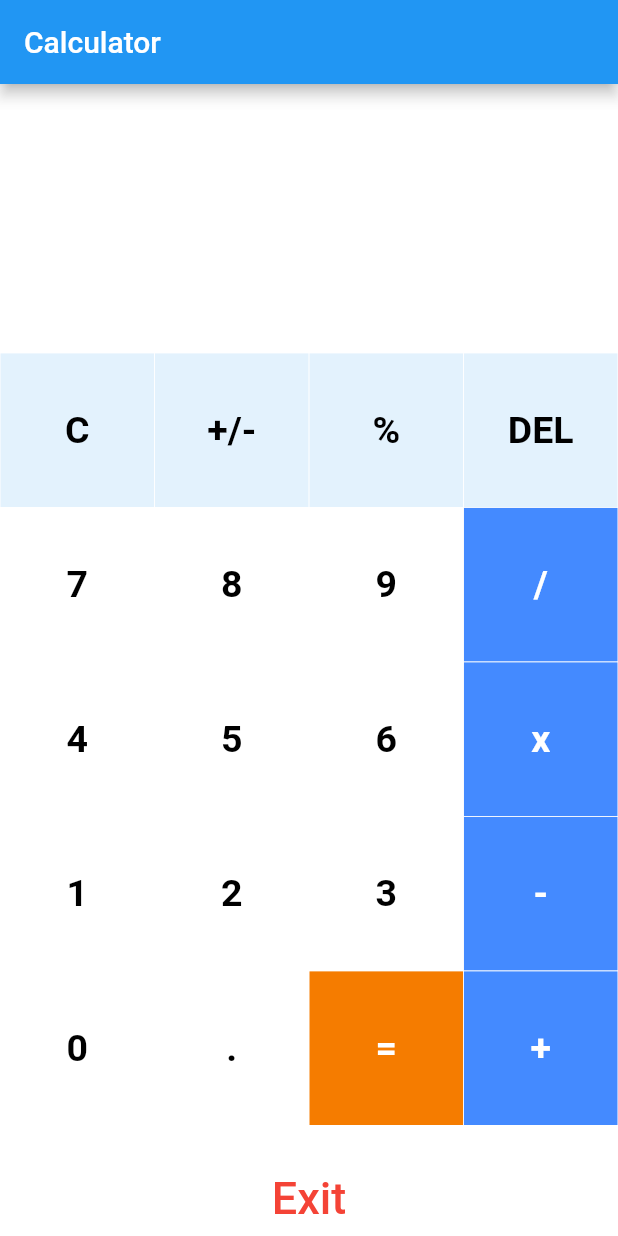
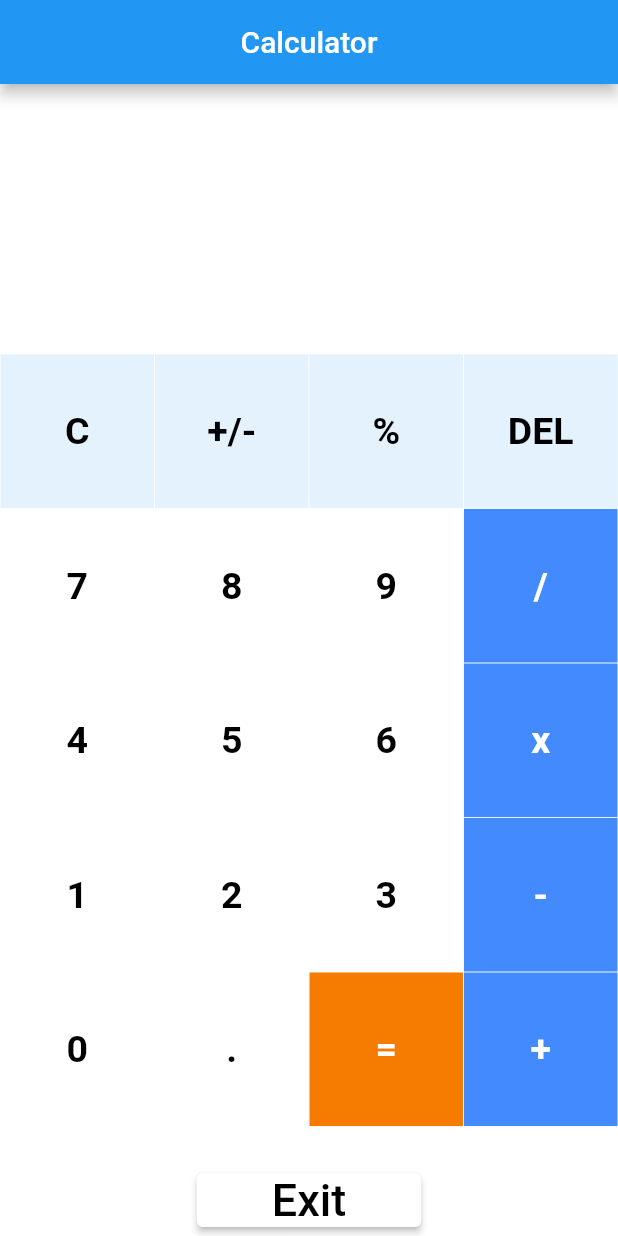
Before and after one commit to amit142857/calculator, a Flutter app: the screen it shows after launch, on a phone screen of 412 x 824 dp. Run offline on Flutter 3.47's test engine with Material 2 defaults, Android fonts, the phone set to English and light mode, and no system bars; our stand-ins replace math_expressions.

Commit message:
comit with Elevated exit button

```diff
--- a/lib/main.dart
+++ b/lib/main.dart
@@ -60,6 +60,7 @@ class _HomePageState extends State<HomePage> {
     return Scaffold(
       appBar: AppBar(
         title: Text("Calculator"),
+        centerTitle: true,
       ),
       backgroundColor: Colors.white38,
       body: Column(
@@ -179,15 +180,18 @@ class _HomePageState extends State<HomePage> {
           Row(
             mainAxisAlignment: MainAxisAlignment.center,
             children: <Widget>[
-              TextButton(
+              ElevatedButton(
+                  style: ElevatedButton.styleFrom(
+                  primary: Colors.white,
+                  padding: EdgeInsets.symmetric(horizontal: 50, vertical: 0),
+              ),
                   onPressed: () {
-                    SystemNavigator.pop();
-    },
+                SystemNavigator.pop();
+              },
                   child: const Text("Exit", style: TextStyle(
-                    fontSize: 30, color: Colors.red
+                      fontSize: 30, color: Colors.black
                   ),
-                  )
-              )
+                  ))
             ],
           )
         ],
```
